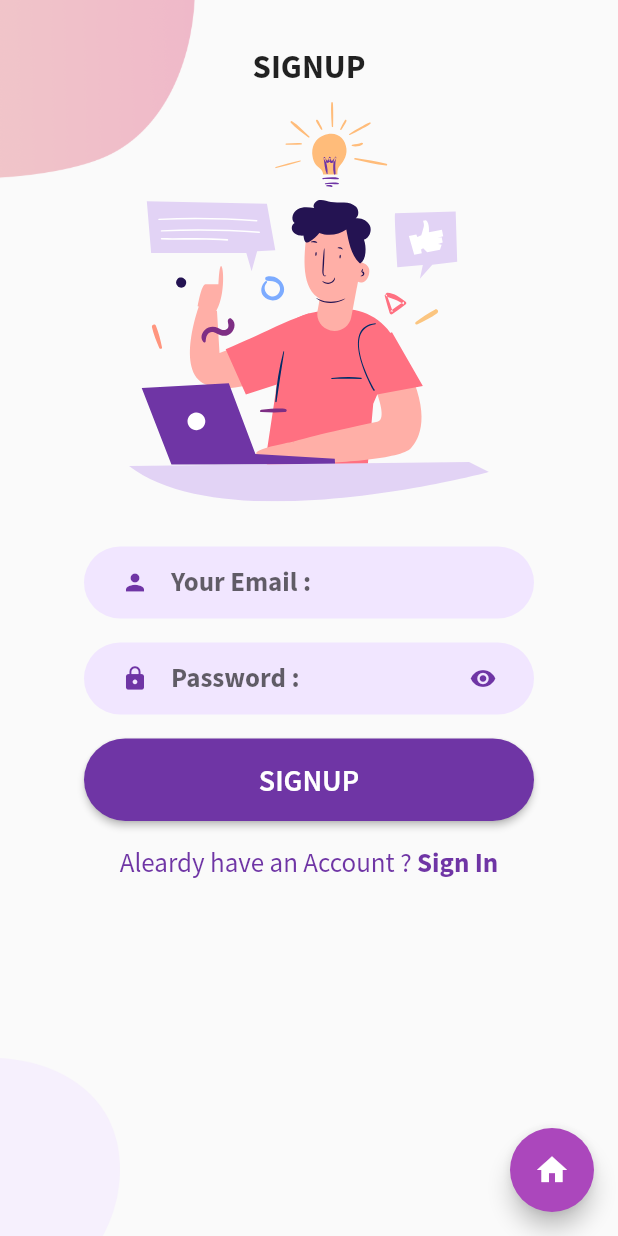
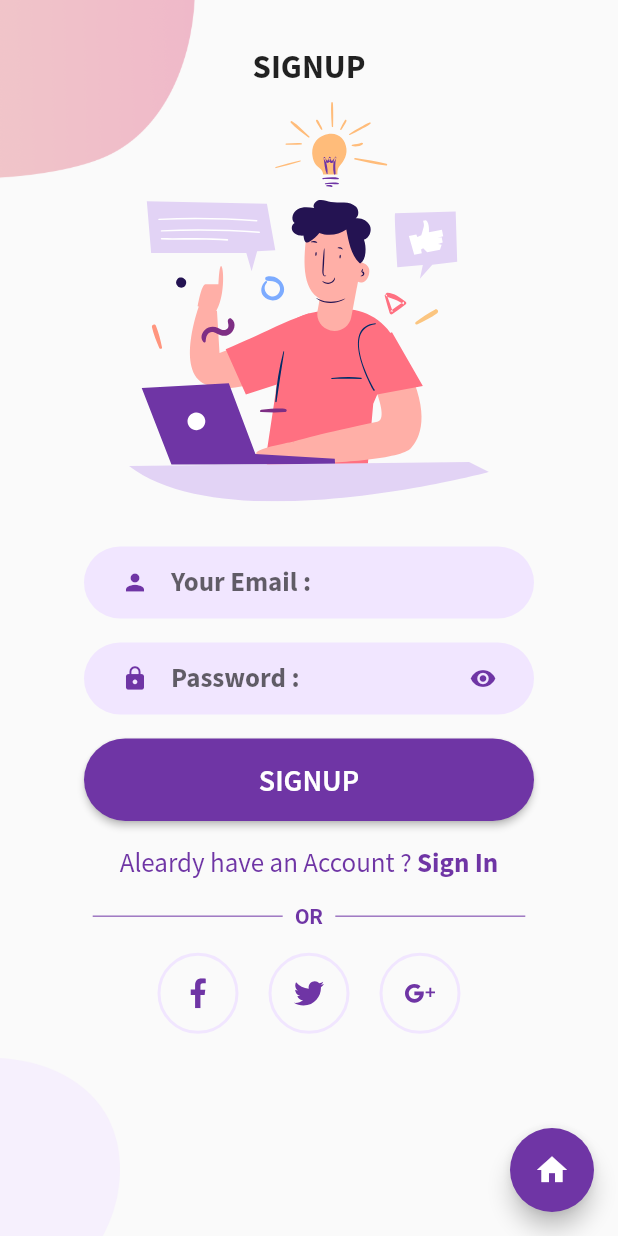
Before and after one commit to unesxavi/Welcome-Login-Signup-Page-Flutter, a Flutter app: the Signup screen opened by its route, on a phone screen of 412 x 824 dp. Run offline on Flutter 3.47's test engine with Material 2 defaults, Android fonts, the phone set to English and light mode, and no system bars; our stand-ins replace flutter_svg.

Commit message:
Page Welcome V4

```diff
--- a/lib/pages/login.dart
+++ b/lib/pages/login.dart
@@ -11,9 +11,9 @@ class Login extends StatelessWidget {
       child: Scaffold(
         floatingActionButton: FloatingActionButton(
           onPressed: () {
-            Navigator.pop(context);
+            Navigator.popAndPushNamed(context, '/');
           },
-          backgroundColor: Colors.purple[400],
+          backgroundColor: kPrimaryColor,
           child: const Icon(Icons.home),
         ),
         body: SizedBox(
--- a/lib/pages/signup.dart
+++ b/lib/pages/signup.dart
@@ -1,4 +1,6 @@
 import 'package:flutter/material.dart';
+import 'package:flutter_auth_page/widgets/divider.dart';
+import 'package:flutter_auth_page/widgets/socials.dart';
 import 'package:flutter_svg/svg.dart';
 import 'package:flutter_auth_page/constants.dart';
 
@@ -13,7 +15,7 @@ class Signup extends StatelessWidget {
           onPressed: () {
             Navigator.popAndPushNamed(context, '/');
           },
-          backgroundColor: Colors.purple[400],
+          backgroundColor: kPrimaryColor,
           child: const Icon(Icons.home),
         ),
         body: SizedBox(
@@ -190,6 +192,8 @@ class Signup extends StatelessWidget {
                         ),
                       ],
                     ),
+                    const OrDivider(),
+                    const Social(),
                   ],
                 ),
               ),
--- /dev/null
+++ b/lib/widgets/divider.dart
@@ -0,0 +1,41 @@
+import 'package:flutter/material.dart';
+import 'package:flutter_auth_page/constants.dart';
+
+class OrDivider extends StatelessWidget {
+  const OrDivider({super.key});
+
+  @override
+  Widget build(BuildContext context) {
+    Size size = MediaQuery.of(context).size;
+
+    return Container(
+      width: size.width * 0.7,
+      margin: EdgeInsets.symmetric(vertical: (size.height * 0.02)),
+      child: Row(
+        children: [
+          buildDivider(),
+          Padding(
+            padding: EdgeInsets.symmetric(horizontal: (size.height * 0.01)),
+            child: Text(
+              "or".toUpperCase(),
+              style: const TextStyle(
+                color: kPrimaryColor,
+                fontWeight: FontWeight.w600,
+              ),
+            ),
+          ),
+          buildDivider(),
+        ],
+      ),
+    );
+  }
+}
+
+Expanded buildDivider() {
+  return const Expanded(
+    child: Divider(
+      color: kPrimaryColor,
+      height: 1.5,
+    ),
+  );
+}
--- /dev/null
+++ b/lib/widgets/socials.dart
@@ -0,0 +1,66 @@
+import 'package:flutter/material.dart';
+import 'package:flutter_svg/svg.dart';
+import 'package:flutter_auth_page/constants.dart';
+
+class Social extends StatelessWidget {
+  const Social({super.key});
+
+  @override
+  Widget build(BuildContext context) {
+    return Row(
+      mainAxisAlignment: MainAxisAlignment.center,
+      children: [
+        Container(
+          padding: const EdgeInsets.all(15),
+          margin: const EdgeInsets.only(right: 20),
+          decoration: BoxDecoration(
+            border: Border.all(
+              width: 2,
+              color: kPrimaryLightColor,
+            ),
+            shape: BoxShape.circle,
+          ),
+          child: SvgPicture.asset(
+            'assets/icons/facebook.svg',
+            width: 20,
+            height: 20,
+            colorFilter: const ColorFilter.mode(kPrimaryColor, BlendMode.srcIn),
+          ),
+        ),
+        Container(
+          padding: const EdgeInsets.all(15),
+          margin: const EdgeInsets.only(right: 20),
+          decoration: BoxDecoration(
+            border: Border.all(
+              width: 2,
+              color: kPrimaryLightColor,
+            ),
+            shape: BoxShape.circle,
+          ),
+          child: SvgPicture.asset(
+            'assets/icons/twitter.svg',
+            width: 20,
+            height: 20,
+            colorFilter: const ColorFilter.mode(kPrimaryColor, BlendMode.srcIn),
+          ),
+        ),
+        Container(
+          padding: const EdgeInsets.all(15),
+          decoration: BoxDecoration(
+            border: Border.all(
+              width: 2,
+              color: kPrimaryLightColor,
+            ),
+            shape: BoxShape.circle,
+          ),
+          child: SvgPicture.asset(
+            'assets/icons/google-plus.svg',
+            width: 20,
+            height: 20,
+            colorFilter: const ColorFilter.mode(kPrimaryColor, BlendMode.srcIn),
+          ),
+        ),
+      ],
+    );
+  }
+}
```
